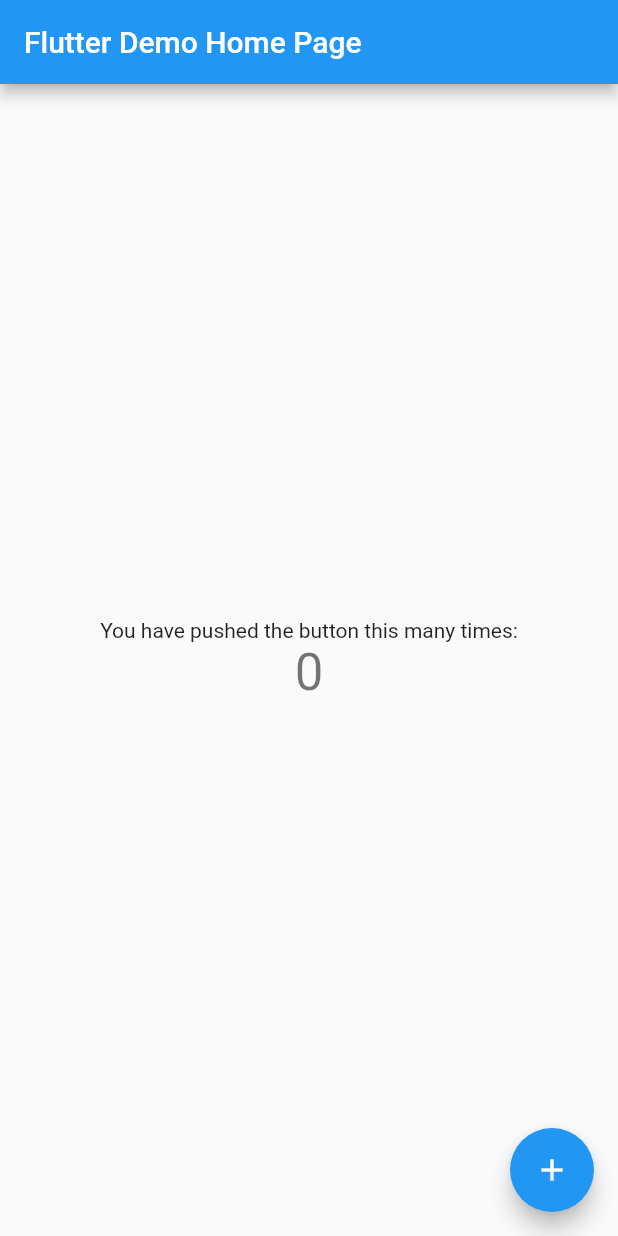
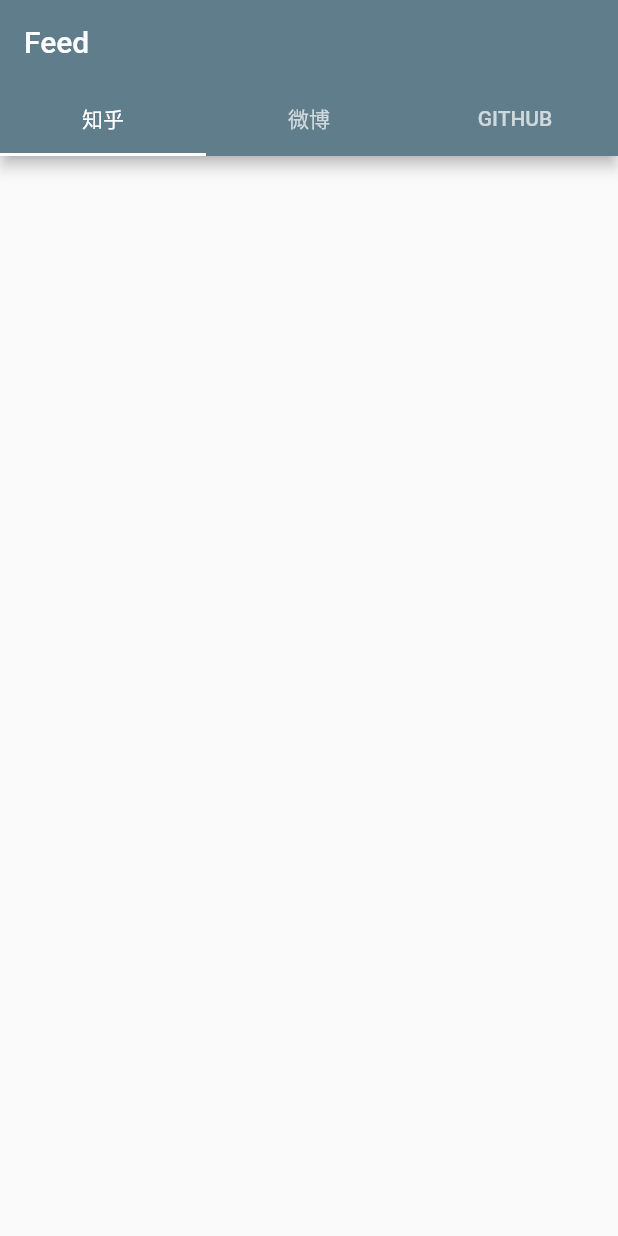
Before and after one commit to CoderBuck/feed, a Flutter app: the screen it shows after launch, on a phone screen of 412 x 824 dp. Run offline on Flutter 3.47's test engine with Material 2 defaults, Android fonts, the phone set to English and light mode, and no system bars; our stand-ins replace get, logger.

```diff
--- /dev/null
+++ b/lib/global.dart
@@ -0,0 +1,3 @@
+import 'package:logger/logger.dart';
+
+Logger logger = Logger();
--- a/lib/main.dart
+++ b/lib/main.dart
@@ -1,113 +1,22 @@
+import 'package:feed/page/home/home_page.dart';
 import 'package:flutter/material.dart';
+import 'package:flutter/services.dart';
+import 'package:get/get.dart';
 
 void main() {
   runApp(MyApp());
+  SystemChrome.setSystemUIOverlayStyle(SystemUiOverlayStyle.light.copyWith(statusBarColor: Colors.transparent));
 }
 
 class MyApp extends StatelessWidget {
-  // This widget is the root of your application.
   @override
   Widget build(BuildContext context) {
-    return MaterialApp(
+    return GetMaterialApp(
       title: 'Flutter Demo',
       theme: ThemeData(
-        // This is the theme of your application.
-        //
-        // Try running your application with "flutter run". You'll see the
-        // application has a blue toolbar. Then, without quitting the app, try
-        // changing the primarySwatch below to Colors.green and then invoke
-        // "hot reload" (press "r" in the console where you ran "flutter run",
-        // or simply save your changes to "hot reload" in a Flutter IDE).
-        // Notice that the counter didn't reset back to zero; the application
-        // is not restarted.
-        primarySwatch: Colors.blue,
+        primarySwatch: Colors.blueGrey,
       ),
-      home: MyHomePage(title: 'Flutter Demo Home Page'),
+      home: HomePage(),
     );
   }
 }
-
-class MyHomePage extends StatefulWidget {
-  MyHomePage({Key key, this.title}) : super(key: key);
-
-  // This widget is the home page of your application. It is stateful, meaning
-  // that it has a State object (defined below) that contains fields that affect
-  // how it looks.
-
-  // This class is the configuration for the state. It holds the values (in this
-  // case the title) provided by the parent (in this case the App widget) and
-  // used by the build method of the State. Fields in a Widget subclass are
-  // always marked "final".
-
-  final String title;
-
-  @override
-  _MyHomePageState createState() => _MyHomePageState();
-}
-
-class _MyHomePageState extends State<MyHomePage> {
-  int _counter = 0;
-
-  void _incrementCounter() {
-    setState(() {
-      // This call to setState tells the Flutter framework that something has
-      // changed in this State, which causes it to rerun the build method below
-      // so that the display can reflect the updated values. If we changed
-      // _counter without calling setState(), then the build method would not be
-      // called again, and so nothing would appear to happen.
-      _counter++;
-    });
-  }
-
-  @override
-  Widget build(BuildContext context) {
-    // This method is rerun every time setState is called, for instance as done
-    // by the _incrementCounter method above.
-    //
-    // The Flutter framework has been optimized to make rerunning build methods
-    // fast, so that you can just rebuild anything that needs updating rather
-    // than having to individually change instances of widgets.
-    return Scaffold(
-      appBar: AppBar(
-        // Here we take the value from the MyHomePage object that was created by
-        // the App.build method, and use it to set our appbar title.
-        title: Text(widget.title),
-      ),
-      body: Center(
-        // Center is a layout widget. It takes a single child and positions it
-        // in the middle of the parent.
-        child: Column(
-          // Column is also a layout widget. It takes a list of children and
-          // arranges them vertically. By default, it sizes itself to fit its
-          // children horizontally, and tries to be as tall as its parent.
-          //
-          // Invoke "debug painting" (press "p" in the console, choose the
-          // "Toggle Debug Paint" action from the Flutter Inspector in Android
-          // Studio, or the "Toggle Debug Paint" command in Visual Studio Code)
-          // to see the wireframe for each widget.
-          //
-          // Column has various properties to control how it sizes itself and
-          // how it positions its children. Here we use mainAxisAlignment to
-          // center the children vertically; the main axis here is the vertical
-          // axis because Columns are vertical (the cross axis would be
-          // horizontal).
-          mainAxisAlignment: MainAxisAlignment.center,
-          children: <Widget>[
-            Text(
-              'You have pushed the button this many times:',
-            ),
-            Text(
-              '$_counter',
-              style: Theme.of(context).textTheme.headline4,
-            ),
-          ],
-        ),
-      ),
-      floatingActionButton: FloatingActionButton(
-        onPressed: _incrementCounter,
-        tooltip: 'Increment',
-        child: Icon(Icons.add),
-      ), // This trailing comma makes auto-formatting nicer for build methods.
-    );
-  }
-}
--- /dev/null
+++ b/lib/page/home/home_page.dart
@@ -0,0 +1,34 @@
+import 'package:flutter/material.dart';
+
+class HomePage extends StatefulWidget {
+  @override
+  _HomePageState createState() => _HomePageState();
+}
+
+class _HomePageState extends State<HomePage> {
+  @override
+  Widget build(BuildContext context) {
+    return DefaultTabController(
+      length: 3,
+      child: Scaffold(
+        appBar: AppBar(
+          title: Text('Feed'),
+          bottom: TabBar(
+            tabs: [
+              Tab(text: '知乎'),
+              Tab(text: '微博'),
+              Tab(text: 'GITHUB'),
+            ],
+          ),
+        ),
+        body: TabBarView(
+          children: [
+            Container(),
+            Container(),
+            Container(),
+          ],
+        ),
+      ),
+    );
+  }
+}
```
Also changed, not shown: pubspec.lock.
